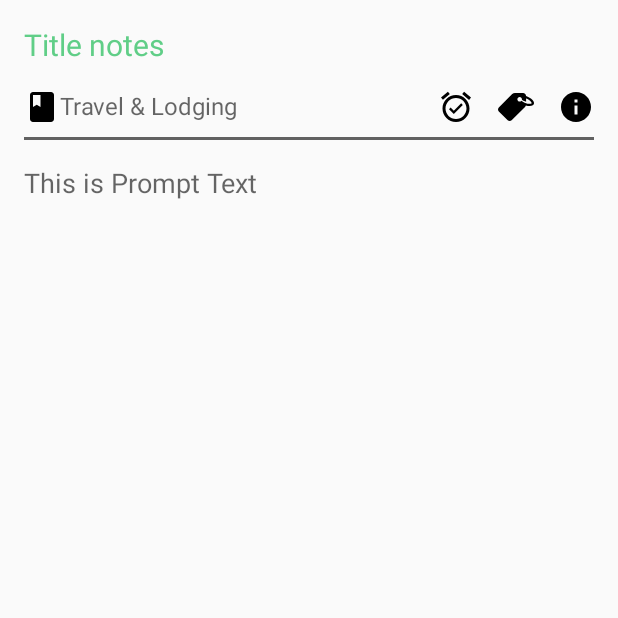
After one commit to aint/laverna-android, an Android app: the fragment SingleNoteFragment shown on its own in the app's theme, on a phone screen of 412 x 824 dp, the top half of it. The commit adds this screen. Run offline under Robolectric (Android 15) with nearby library versions, the phone set to English and light mode, and no system bars.

Commit message:
feat(UI): Implement note's view
issue #11

```diff
--- a/app/src/main/java/com/github/android/lvrn/lvrnproject/view/fragments/AllNotesFragment.java
+++ b/app/src/main/java/com/github/android/lvrn/lvrnproject/view/fragments/AllNotesFragment.java
@@ -35,4 +35,5 @@ public class AllNotesFragment extends Fragment {
         return rootView;
     }
 
+
 }
--- /dev/null
+++ b/app/src/main/java/com/github/android/lvrn/lvrnproject/view/fragments/SingleNoteFragment.java
@@ -0,0 +1,24 @@
+package com.github.android.lvrn.lvrnproject.view.fragments;
+
+import android.os.Bundle;
+import android.support.annotation.Nullable;
+import android.support.v4.app.Fragment;
+import android.view.LayoutInflater;
+import android.view.View;
+import android.view.ViewGroup;
+
+import com.github.android.lvrn.lvrnproject.R;
+
+/**
+ * @author Andrii Bei <psihey1@gmail.com>
+ */
+
+public class SingleNoteFragment extends Fragment {
+
+    @Nullable
+    @Override
+    public View onCreateView(LayoutInflater inflater, @Nullable ViewGroup container, @Nullable Bundle savedInstanceState) {
+        View rootView =inflater.inflate(R.layout.fragment_single_note,container,false);
+        return rootView;
+    }
+}
--- /dev/null
+++ b/app/src/main/res/drawable/ic_alarm_on_black_24dp.xml
@@ -0,0 +1,9 @@
+<vector xmlns:android="http://schemas.android.com/apk/res/android"
+        android:width="24dp"
+        android:height="24dp"
+        android:viewportWidth="24.0"
+        android:viewportHeight="24.0">
+    <path
+        android:fillColor="#FF000000"
+        android:pathData="M22,5.72l-4.6,-3.86 -1.29,1.53 4.6,3.86L22,5.72zM7.88,3.39L6.6,1.86 2,5.71l1.29,1.53 4.59,-3.85zM12,4c-4.97,0 -9,4.03 -9,9s4.02,9 9,9c4.97,0 9,-4.03 9,-9s-4.03,-9 -9,-9zM12,20c-3.87,0 -7,-3.13 -7,-7s3.13,-7 7,-7 7,3.13 7,7 -3.13,7 -7,7zM10.54,14.53L8.41,12.4l-1.06,1.06 3.18,3.18 6,-6 -1.06,-1.06 -4.93,4.95z"/>
+</vector>
--- /dev/null
+++ b/app/src/main/res/drawable/ic_book_black_24dp.xml
@@ -0,0 +1,9 @@
+<vector xmlns:android="http://schemas.android.com/apk/res/android"
+        android:width="24dp"
+        android:height="24dp"
+        android:viewportWidth="24.0"
+        android:viewportHeight="24.0">
+    <path
+        android:fillColor="#FF000000"
+        android:pathData="M18,2H6c-1.1,0 -2,0.9 -2,2v16c0,1.1 0.9,2 2,2h12c1.1,0 2,-0.9 2,-2V4c0,-1.1 -0.9,-2 -2,-2zM6,4h5v8l-2.5,-1.5L6,12V4z"/>
+</vector>
--- /dev/null
+++ b/app/src/main/res/drawable/ic_info_black_24dp.xml
@@ -0,0 +1,9 @@
+<vector xmlns:android="http://schemas.android.com/apk/res/android"
+        android:width="24dp"
+        android:height="24dp"
+        android:viewportWidth="24.0"
+        android:viewportHeight="24.0">
+    <path
+        android:fillColor="#FF000000"
+        android:pathData="M12,2C6.48,2 2,6.48 2,12s4.48,10 10,10 10,-4.48 10,-10S17.52,2 12,2zM13,17h-2v-6h2v6zM13,9h-2L11,7h2v2z"/>
+</vector>
--- /dev/null
+++ b/app/src/main/res/drawable/ic_tag_24dp.xml
@@ -0,0 +1,4 @@
+<vector android:height="24dp" android:viewportHeight="486.982"
+    android:viewportWidth="486.982" android:width="24dp" xmlns:android="http://schemas.android.com/apk/res/android">
+    <path android:fillColor="#FF000000" android:pathData="M131.4,423c14.6,14.6 38.3,14.6 52.9,0l181.1,-181.1c5.2,-5.2 9.2,-11.4 11.8,-18c18.2,5.1 35.9,7.8 51.5,7.7c38.6,-0.2 51.4,-17.1 55.6,-27.2c4.2,-10 7.2,-31 -19.9,-58.6c-0.3,-0.3 -0.6,-0.6 -0.9,-0.9c-16.8,-16.8 -41.2,-32.3 -68.9,-43.8c-5.1,-2.1 -10.2,-4 -15.2,-5.8v-0.3c-0.3,-22.2 -18.2,-40.1 -40.4,-40.4l-108.5,-1.5c-14.4,-0.2 -28.2,5.4 -38.3,15.6l-181.2,181.1c-14.6,14.6 -14.6,38.3 0,52.9L131.4,423zM271,117.9c12.1,-12.1 31.7,-12.1 43.8,0c7.2,7.2 10.1,17.1 8.7,26.4c11.9,8.4 26.1,16.2 41.3,22.5c5.4,2.2 10.6,4.2 15.6,5.9l-0.6,-43.6c0.9,0.4 1.7,0.7 2.6,1.1c23.7,9.9 45,23.3 58.7,37c0.2,0.2 0.4,0.4 0.6,0.6c13,13.3 14.4,21.8 13.3,24.4c-3.4,8.1 -39.9,15.3 -95.3,-7.8c-16.2,-6.8 -31.4,-15.2 -43.7,-24.3c-0.4,0.5 -0.9,1 -1.3,1.5c-12.1,12.1 -31.7,12.1 -43.8,0C258.9,149.6 258.9,130 271,117.9z"/>
+</vector>
--- /dev/null
+++ b/app/src/main/res/layout-sw600dp/fragment_single_note.xml
@@ -0,0 +1,6 @@
+<?xml version="1.0" encoding="utf-8"?>
+<LinearLayout xmlns:android="http://schemas.android.com/apk/res/android"
+    android:orientation="vertical" android:layout_width="match_parent"
+    android:layout_height="match_parent">
+
+</LinearLayout>
--- a/app/src/main/res/layout-sw600dp/item_notes.xml
+++ b/app/src/main/res/layout-sw600dp/item_notes.xml
@@ -43,7 +43,7 @@
                 android:layout_marginLeft="16dp"
                 android:layout_below="@+id/tv_title_note"
                 android:textSize="12sp"
-                android:textColor="@color/colorDateCreatedNote"
+                android:textColor="@color/main_green_themes_app"
                 android:text="@string/date_of_created_all_note"/>
 
             <TextView
--- /dev/null
+++ b/app/src/main/res/layout-sw720dp/fragment_single_note.xml
@@ -0,0 +1,6 @@
+<?xml version="1.0" encoding="utf-8"?>
+<LinearLayout xmlns:android="http://schemas.android.com/apk/res/android"
+    android:orientation="vertical" android:layout_width="match_parent"
+    android:layout_height="match_parent">
+
+</LinearLayout>
--- a/app/src/main/res/layout-sw720dp/item_notes.xml
+++ b/app/src/main/res/layout-sw720dp/item_notes.xml
@@ -43,7 +43,7 @@
                 android:layout_marginLeft="16dp"
                 android:layout_below="@+id/tv_title_note"
                 android:textSize="12sp"
-                android:textColor="@color/colorDateCreatedNote"
+                android:textColor="@color/main_green_themes_app"
                 android:text="@string/date_of_created_all_note"/>
 
             <TextView
--- /dev/null
+++ b/app/src/main/res/layout/fragment_single_note.xml
@@ -0,0 +1,72 @@
+<?xml version="1.0" encoding="utf-8"?>
+<RelativeLayout xmlns:android="http://schemas.android.com/apk/res/android"
+    android:layout_width="match_parent"
+    android:layout_height="match_parent"
+    android:layout_margin="16dp">
+
+    <EditText
+        android:id="@+id/edit_text_title_single_note"
+        android:layout_width="match_parent"
+        android:layout_height="wrap_content"
+        android:textSize="20sp"
+        android:hint="@string/item_note_title_note"
+        android:textColorHint="@color/main_green_themes_app"
+        android:background="@color/color_edit_text_title_note"/>
+
+    <TextView
+        android:id="@+id/tv_name_note_book"
+        android:layout_width="wrap_content"
+        android:layout_height="wrap_content"
+        android:layout_marginTop="16sp"
+        android:layout_below="@+id/edit_text_title_single_note"
+        android:drawableLeft="@drawable/ic_book_black_24dp"
+        android:hint="Travel &amp; Lodging"
+        android:textSize="16sp"/>
+
+    <ImageButton
+        android:id="@+id/im_btn_information"
+        android:layout_width="wrap_content"
+        android:layout_height="wrap_content"
+        android:layout_marginTop="16dp"
+        android:layout_below="@+id/edit_text_title_single_note"
+        android:layout_alignParentRight="true"
+        android:layout_marginLeft="16dp"
+        android:background="@drawable/ic_info_black_24dp"/>
+
+    <ImageButton
+        android:id="@+id/im_btn_tag"
+        android:layout_width="wrap_content"
+        android:layout_height="wrap_content"
+        android:layout_marginTop="16dp"
+        android:layout_below="@+id/edit_text_title_single_note"
+        android:layout_toLeftOf="@+id/im_btn_information"
+        android:layout_marginLeft="16dp"
+        android:background="@drawable/ic_tag_24dp"/>
+
+    <ImageButton
+        android:id="@+id/im_btn_alarm"
+        android:layout_width="wrap_content"
+        android:layout_height="wrap_content"
+        android:layout_marginTop="16dp"
+        android:layout_below="@+id/edit_text_title_single_note"
+        android:layout_toLeftOf="@+id/im_btn_tag"
+        android:background="@drawable/ic_alarm_on_black_24dp"/>
+
+    <View
+        android:id="@+id/view_separator_line"
+        android:layout_width="match_parent"
+        android:layout_height="2dp"
+        android:layout_marginTop="8dp"
+        android:layout_below="@+id/tv_name_note_book"
+        android:background="@color/view_separator_line"/>
+
+    <EditText
+        android:id="@+id/edit_text_main_content_for_note"
+        android:layout_width="match_parent"
+        android:layout_height="wrap_content"
+        android:layout_below="@+id/view_separator_line"
+        android:layout_marginTop="16sp"
+        android:hint="This is Prompt Text"
+        android:background="@color/color_edit_text_title_note"/>
+
+</RelativeLayout>
--- a/app/src/main/res/layout/item_notes.xml
+++ b/app/src/main/res/layout/item_notes.xml
@@ -43,7 +43,7 @@
                 android:layout_marginLeft="16dp"
                 android:layout_below="@+id/tv_title_note"
                 android:textSize="12sp"
-                android:textColor="@color/colorDateCreatedNote"
+                android:textColor="@color/main_green_themes_app"
                 android:text="@string/date_of_created_all_note"/>
 
             <TextView
--- a/app/src/main/res/values/colors.xml
+++ b/app/src/main/res/values/colors.xml
@@ -3,5 +3,7 @@
     <color name="colorPrimary">#3F51B5</color>
     <color name="colorPrimaryDark">#303F9F</color>
     <color name="colorAccent">#FF4081</color>
-    <color name="colorDateCreatedNote">#1de9b6</color>
+    <color name="main_green_themes_app">#60CE87</color>
+    <color name="color_edit_text_title_note">#FAFAFA</color>
+    <color name="view_separator_line">#616161</color>
 </resources>
--- a/app/src/main/res/values/strings.xml
+++ b/app/src/main/res/values/strings.xml
@@ -10,4 +10,5 @@
     <string name="title_all_notes">Title</string>
     <string name="date_of_created_all_note">Date of Created</string>
     <string name="tv_prompt_ext_note">Prompt Text</string>
+    <string name="item_note_title_note">Title notes</string>
 </resources>
```
